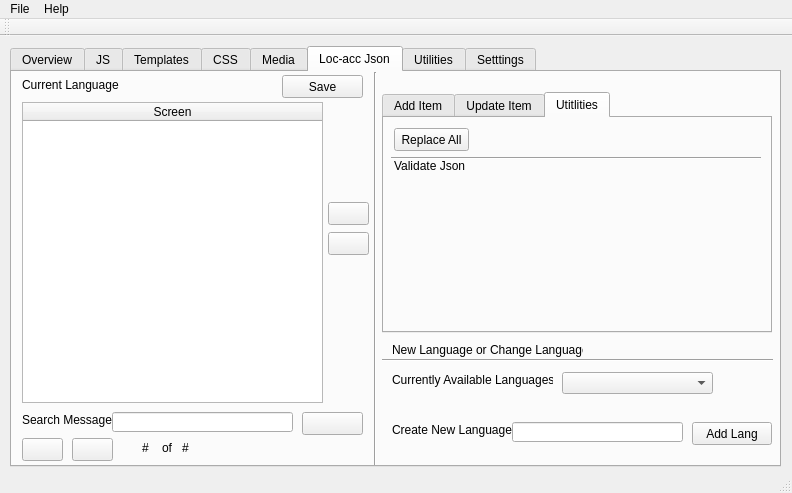
Above: mainwindow.ui from vihangpatel/WatchDog2 before the change. Below: the same form after it.
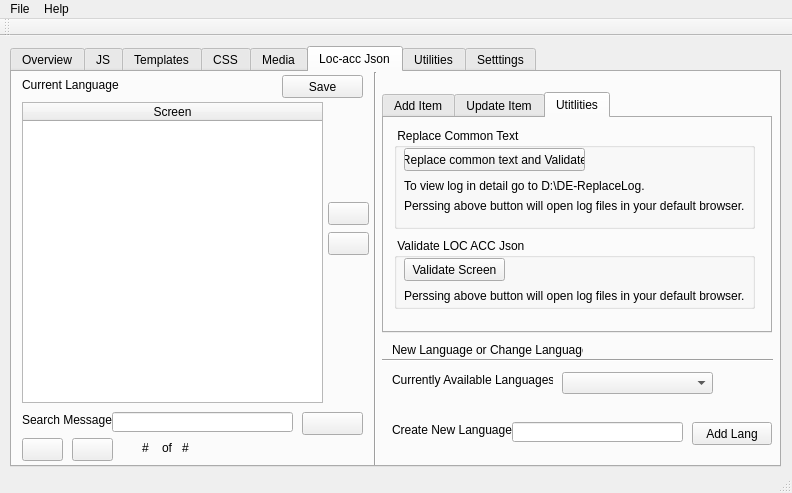
That is the form after the change. The open tabs and pages were chosen to show the change. Icons and pictures are not drawn.

```diff
--- a/mainwindow.ui
+++ b/mainwindow.ui
@@ -1869,44 +1869,96 @@
        <attribute name="title">
         <string>Utitlities</string>
        </attribute>
-       <widget class="QPushButton" name="replaceAllLocBtn">
+       <widget class="QGroupBox" name="gb_replaceLoc">
         <property name="geometry">
          <rect>
           <x>10</x>
           <y>10</y>
-          <width>75</width>
-          <height>23</height>
+          <width>361</width>
+          <height>101</height>
          </rect>
         </property>
-        <property name="text">
-         <string>Replace All</string>
+        <property name="title">
+         <string> Replace Common Text </string>
         </property>
+        <widget class="QPushButton" name="replaceAllLocBtn">
+         <property name="geometry">
+          <rect>
+           <x>10</x>
+           <y>20</y>
+           <width>181</width>
+           <height>23</height>
+          </rect>
+         </property>
+         <property name="text">
+          <string>Replace common text and Validate</string>
+         </property>
+        </widget>
+        <widget class="QLabel" name="label_45">
+         <property name="geometry">
+          <rect>
+           <x>10</x>
+           <y>50</y>
+           <width>341</width>
+           <height>16</height>
+          </rect>
+         </property>
+         <property name="text">
+          <string>To view log in detail go to D:\DE-ReplaceLog.</string>
+         </property>
+        </widget>
+        <widget class="QLabel" name="label_46">
+         <property name="geometry">
+          <rect>
+           <x>10</x>
+           <y>70</y>
+           <width>341</width>
+           <height>16</height>
+          </rect>
+         </property>
+         <property name="text">
+          <string>Perssing above button will open log files in your default browser.</string>
+         </property>
+        </widget>
        </widget>
-       <widget class="Line" name="line_8">
-        <property name="geometry">
-         <rect>
-          <x>7</x>
-          <y>30</y>
-          <width>370</width>
-          <height>20</height>
-         </rect>
-        </property>
-        <property name="orientation">
-         <enum>Qt::Horizontal</enum>
-        </property>
-       </widget>
-       <widget class="QLabel" name="label_44">
+       <widget class="QGroupBox" name="groupBox_4">
         <property name="geometry">
          <rect>
           <x>10</x>
-          <y>40</y>
-          <width>71</width>
-          <height>16</height>
+          <y>120</y>
+          <width>361</width>
+          <height>71</height>
          </rect>
         </property>
-        <property name="text">
-         <string>Validate Json :</string>
+        <property name="title">
+         <string> Validate LOC ACC Json</string>
         </property>
+        <widget class="QPushButton" name="validateLOCBtn">
+         <property name="geometry">
+          <rect>
+           <x>10</x>
+           <y>20</y>
+           <width>101</width>
+           <height>23</height>
+          </rect>
+         </property>
+         <property name="text">
+          <string>Validate Screen</string>
+         </property>
+        </widget>
+        <widget class="QLabel" name="label_47">
+         <property name="geometry">
+          <rect>
+           <x>10</x>
+           <y>50</y>
+           <width>341</width>
+           <height>16</height>
+          </rect>
+         </property>
+         <property name="text">
+          <string>Perssing above button will open log files in your default browser.</string>
+         </property>
+        </widget>
        </widget>
       </widget>
      </widget>
```
Left out of the diff: 2 changed lines with no effect on the pictures.
